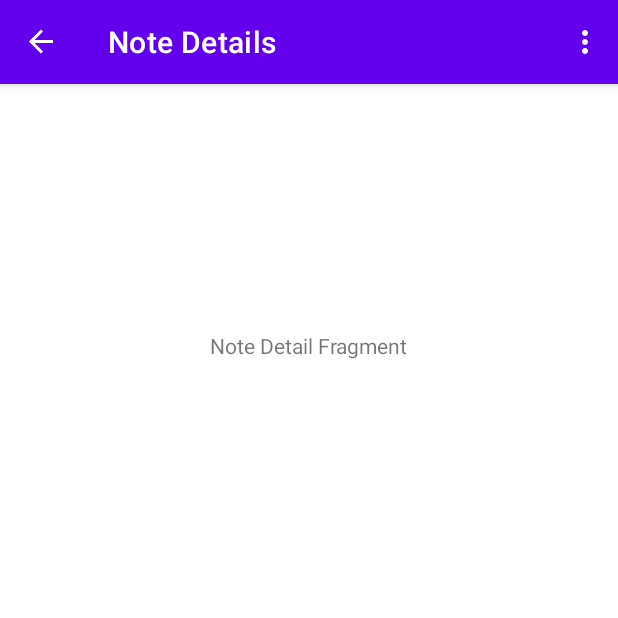
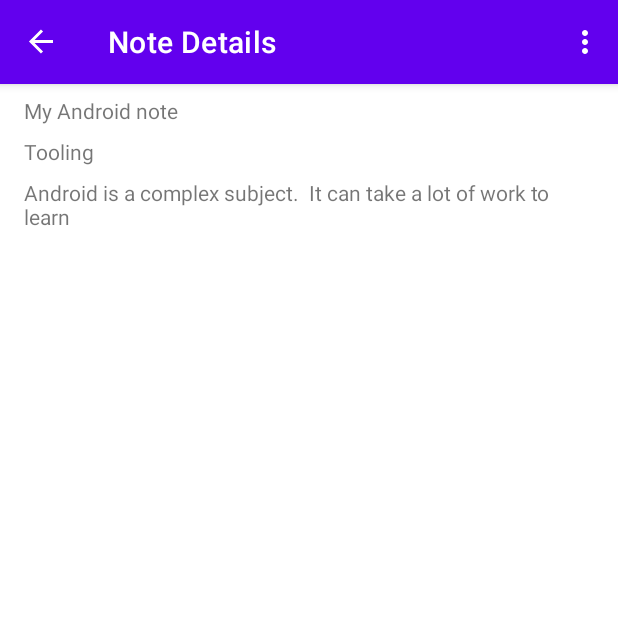
Before and after one commit to goobar-dev/android-305-android-bootcamp-kotlin, an Android app: the NoteDetailFragment screen opened through its navigation route, on a phone screen of 412 x 824 dp, the top half of it. Run offline under Robolectric (Android 15) with nearby library versions, the phone set to English and light mode, and no system bars; our stand-ins replace navigation-ui.

Commit message:
Add lab 7 challenge code

```diff
--- a/android-study-guide/app/src/main/res/layout/fragment_note_detail.xml
+++ b/android-study-guide/app/src/main/res/layout/fragment_note_detail.xml
@@ -9,14 +9,42 @@
     >
 
   <TextView
-      android:layout_width="wrap_content"
+      android:id="@+id/noteTitleTextView"
+      android:layout_width="0dp"
       android:layout_height="wrap_content"
-      android:text="Note Detail Fragment"
-      app:layout_constraintBottom_toBottomOf="parent"
+      android:textAlignment="viewStart"
+      android:layout_marginVertical="@dimen/spacing_1x"
+      android:layout_marginHorizontal="@dimen/spacing_2x"
       app:layout_constraintEnd_toEndOf="parent"
       app:layout_constraintStart_toStartOf="parent"
       app:layout_constraintTop_toTopOf="parent"
-      app:layout_constraintVertical_bias="0.22000003"
+      android:text="My Android note"
+      />
+
+  <TextView
+      android:id="@+id/noteCategoryTextView"
+      android:layout_width="0dp"
+      android:layout_height="wrap_content"
+      android:textAlignment="viewStart"
+      android:layout_marginVertical="@dimen/spacing_1x"
+      android:layout_marginHorizontal="@dimen/spacing_2x"
+      app:layout_constraintEnd_toEndOf="parent"
+      app:layout_constraintStart_toStartOf="parent"
+      app:layout_constraintTop_toBottomOf="@id/noteTitleTextView"
+      android:text="Tooling"
+      />
+
+  <TextView
+      android:id="@+id/noteContentTextView"
+      android:layout_width="0dp"
+      android:layout_height="wrap_content"
+      android:textAlignment="viewStart"
+      android:layout_marginVertical="@dimen/spacing_1x"
+      android:layout_marginHorizontal="@dimen/spacing_2x"
+      app:layout_constraintEnd_toEndOf="parent"
+      app:layout_constraintStart_toStartOf="parent"
+      app:layout_constraintTop_toBottomOf="@id/noteCategoryTextView"
+      android:text="Android is a complex subject.  It can take a lot of work to learn"
       />
 
 </androidx.constraintlayout.widget.ConstraintLayout>
```
